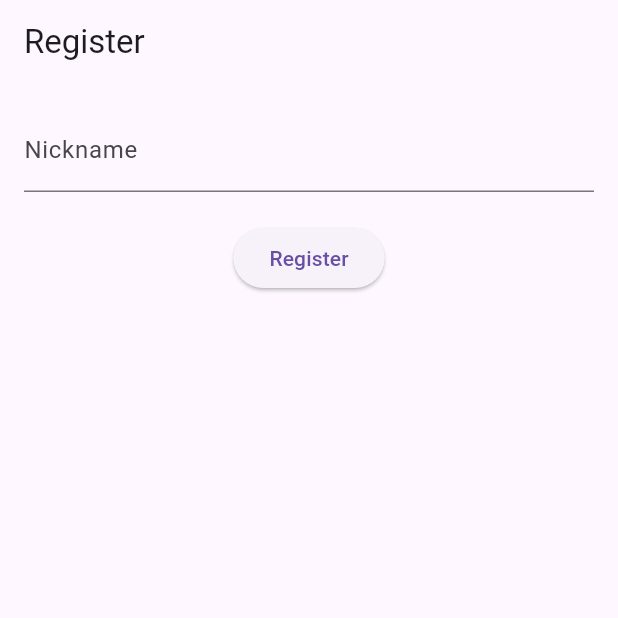
After one commit to devnote2026/firestore_create, a Flutter app: the RegisterScreen screen opened by its route, on a phone screen of 412 x 824 dp, the top half of it. The commit adds this screen. Run offline on Flutter 3.47's test engine with Material 3 defaults, Android fonts, the phone set to English and light mode, and no system bars; our stand-ins replace firebase_auth, firebase_core, go_router, google_sign_in; accounts and stored records are empty.

Commit message:
ニックネーム入力画面UI実装完了

```diff
--- /dev/null
+++ b/lib/features/auth/register_screen.dart
@@ -0,0 +1,37 @@
+import 'package:flutter/material.dart';
+
+class RegisterScreen extends StatefulWidget {
+  const RegisterScreen({super.key});
+
+  @override
+  State<RegisterScreen> createState() => _RegisterScreenState();
+}
+
+class _RegisterScreenState extends State<RegisterScreen> {
+  final nicknameController = TextEditingController();
+  @override
+  Widget build(BuildContext context) {
+    return Scaffold(
+      appBar: AppBar(title: const Text('Register')),
+      body: Padding(
+        padding: const EdgeInsets.all(16.0),
+        child: Column(
+          children: [
+            TextField(
+              controller: nicknameController,
+              decoration: const InputDecoration(labelText: 'Nickname'),
+            ),
+            const SizedBox(height: 20),
+            ElevatedButton(
+              onPressed: () {
+                final nickname = nicknameController.text.trim();
+                debugPrint(nickname);
+  },
+              child: const Text('Register'),
+            ),
+          ],
+        ),
+      ),
+    );
+  }
+}
--- a/lib/router.dart
+++ b/lib/router.dart
@@ -4,6 +4,7 @@ import 'package:go_router/go_router.dart';
 import 'package:firebase_auth/firebase_auth.dart';
 import 'features/auth/login_screen.dart';
 import 'features/home/home_screen.dart';
+import 'features/auth/register_screen.dart';
 
 class AppRouter {
   static final _authNotifier =
@@ -35,6 +36,10 @@ class AppRouter {
         path: '/home',
         builder: (context, state) => const HomeScreen(),
       ),
+      GoRoute(
+        path: "/register",
+        builder: (context, state) => const RegisterScreen(),
+      ),
     ],
   );
 }
```
